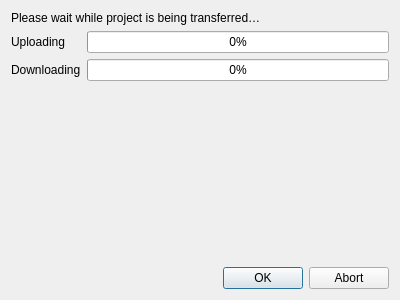
opengisch/qfieldsync, file qfieldsync/ui/qfield_cloud_transfer_dialog.ui: the form before one commit.
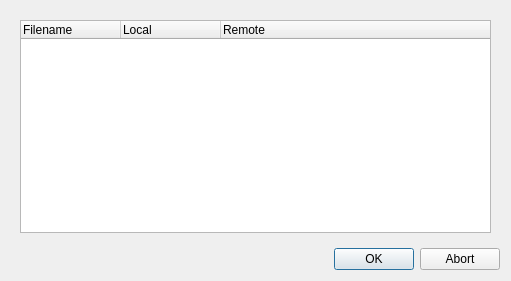
The form after the commit.

The edit to the form file:
```diff
--- a/qfieldsync/ui/qfield_cloud_transfer_dialog.ui
+++ b/qfieldsync/ui/qfield_cloud_transfer_dialog.ui
@@ -6,8 +6,8 @@
    <rect>
     <x>0</x>
     <y>0</y>
-    <width>400</width>
-    <height>300</height>
+    <width>511</width>
+    <height>281</height>
    </rect>
   </property>
   <property name="windowTitle">
@@ -15,6 +15,13 @@
   </property>
   <layout class="QVBoxLayout" name="verticalLayout">
    <item>
+    <widget class="QStackedWidget" name="stepsStackedWidget">
+     <property name="currentIndex">
+      <number>1</number>
+     </property>
+     <widget class="QWidget" name="progressPage">
+      <layout class="QVBoxLayout" name="verticalLayout_2">
+       <item>
     <widget class="QLabel" name="messageLabel">
      <property name="text">
       <string>Please wait while project is being transferred…</string>
@@ -90,6 +97,33 @@
       </size>
      </property>
     </spacer>
+       </item>
+      </layout>
+     </widget>
+     <widget class="QWidget" name="filesPage">
+      <layout class="QVBoxLayout" name="verticalLayout_3">
+       <item>
+        <widget class="QTreeWidget" name="filesTree">
+         <column>
+          <property name="text">
+           <string>Filename</string>
+          </property>
+         </column>
+         <column>
+          <property name="text">
+           <string>Local</string>
+          </property>
+         </column>
+         <column>
+          <property name="text">
+           <string>Remote</string>
+          </property>
+         </column>
+        </widget>
+       </item>
+      </layout>
+     </widget>
+    </widget>
    </item>
    <item>
     <widget class="QDialogButtonBox" name="buttonBox">
```
Lines whose indentation alone changed are shown as unchanged.
